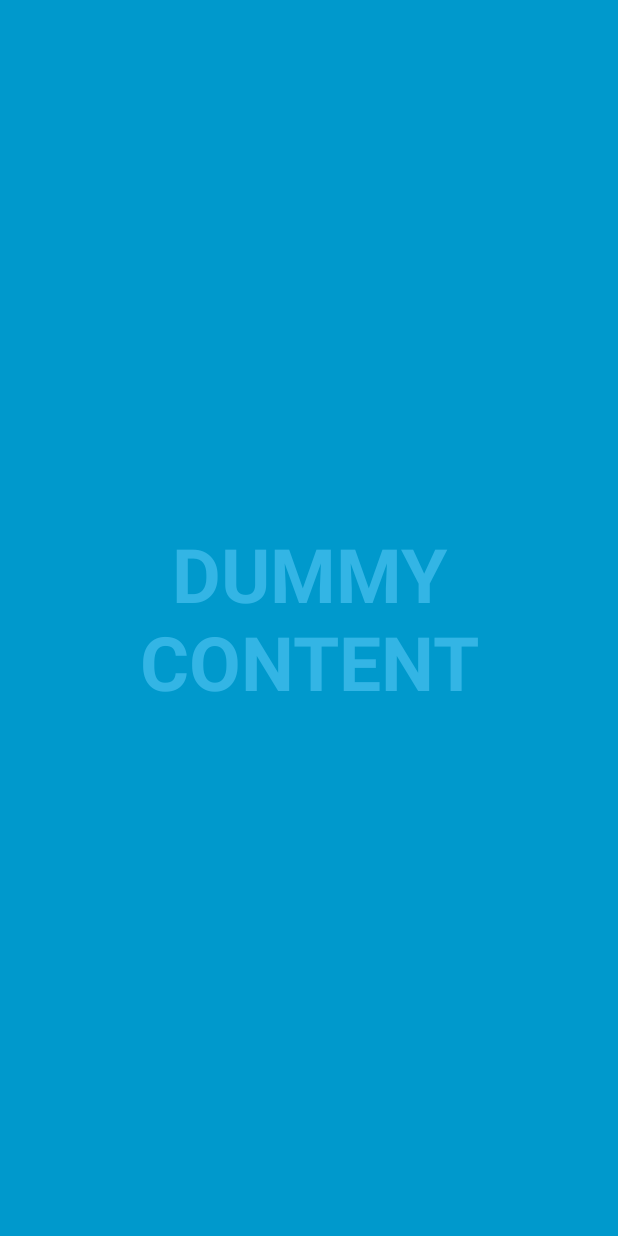
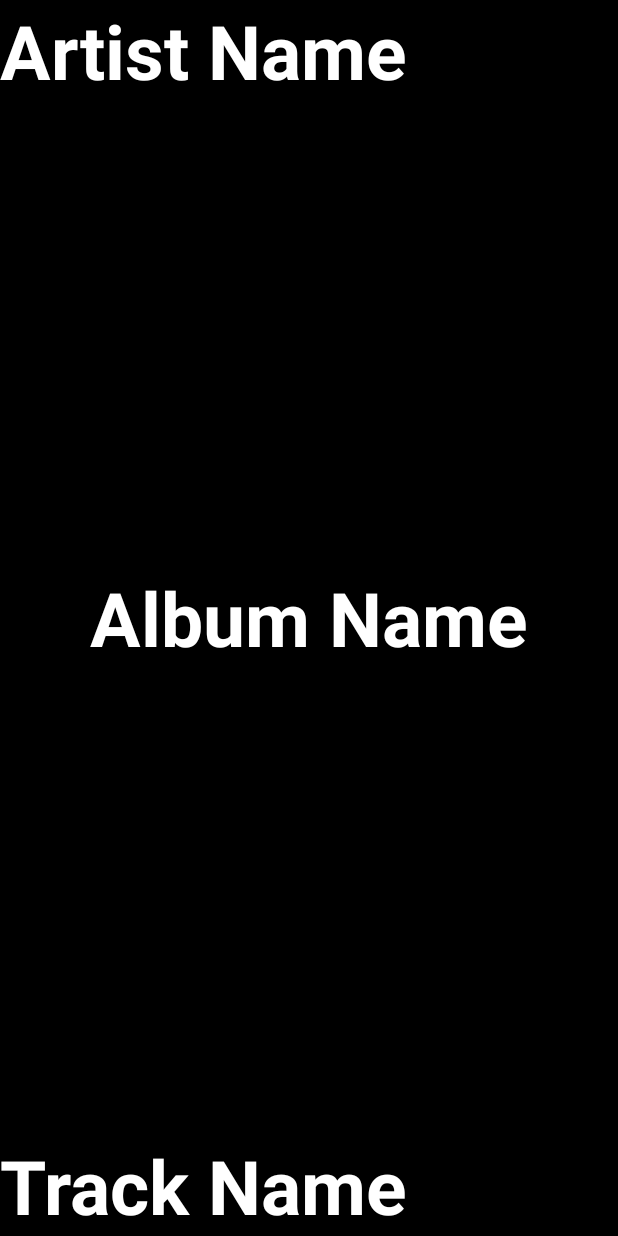
Before and after one commit to ScottAlbertine/WhatsPlaying, an Android app: the screen it shows after launch (FullscreenActivity), on a phone screen of 412 x 824 dp. Run offline under Robolectric (Android 15) with nearby library versions, the phone set to English and light mode, and no system bars.

Commit message:
Strip un-used example code

```diff
--- a/app/src/main/java/com/example/whatsplaying/FullscreenActivity.java
+++ b/app/src/main/java/com/example/whatsplaying/FullscreenActivity.java
@@ -1,87 +1,19 @@
 package com.example.whatsplaying;
 
-import android.annotation.SuppressLint;
+import android.os.Bundle;
 import android.support.v7.app.ActionBar;
 import android.support.v7.app.AppCompatActivity;
-import android.os.Bundle;
-import android.os.Handler;
-import android.view.MotionEvent;
 import android.view.View;
+import android.widget.TextView;
 
 /**
  * An example full-screen activity that shows and hides the system UI (i.e.
  * status bar and navigation/system bar) with user interaction.
  */
 public class FullscreenActivity extends AppCompatActivity {
-	/**
-	 * Whether or not the system UI should be auto-hidden after
-	 * {@link #AUTO_HIDE_DELAY_MILLIS} milliseconds.
-	 */
-	private static final boolean AUTO_HIDE = true;
-
-	/**
-	 * If {@link #AUTO_HIDE} is set, the number of milliseconds to wait after
-	 * user interaction before hiding the system UI.
-	 */
-	private static final int AUTO_HIDE_DELAY_MILLIS = 3000;
-
-	/**
-	 * Some older devices needs a small delay between UI widget updates
-	 * and a change of the status and navigation bar.
-	 */
-	private static final int UI_ANIMATION_DELAY = 300;
-	private final Handler mHideHandler = new Handler();
-	private View mContentView;
-	private final Runnable mHidePart2Runnable = new Runnable() {
-		@SuppressLint("InlinedApi")
-		@Override
-		public void run() {
-			// Delayed removal of status and navigation bar
-
-			// Note that some of these constants are new as of API 16 (Jelly Bean)
-			// and API 19 (KitKat). It is safe to use them, as they are inlined
-			// at compile-time and do nothing on earlier devices.
-			mContentView.setSystemUiVisibility(View.SYSTEM_UI_FLAG_LOW_PROFILE
-											   | View.SYSTEM_UI_FLAG_FULLSCREEN
-											   | View.SYSTEM_UI_FLAG_LAYOUT_STABLE
-											   | View.SYSTEM_UI_FLAG_IMMERSIVE_STICKY
-											   | View.SYSTEM_UI_FLAG_LAYOUT_HIDE_NAVIGATION
-											   | View.SYSTEM_UI_FLAG_HIDE_NAVIGATION);
-		}
-	};
-	private View mControlsView;
-	private final Runnable mShowPart2Runnable = new Runnable() {
-		@Override
-		public void run() {
-			// Delayed display of UI elements
-			ActionBar actionBar = getSupportActionBar();
-			if (actionBar != null) {
-				actionBar.show();
-			}
-			mControlsView.setVisibility(View.VISIBLE);
-		}
-	};
-	private boolean mVisible;
-	private final Runnable mHideRunnable = new Runnable() {
-		@Override
-		public void run() {
-			hide();
-		}
-	};
-	/**
-	 * Touch listener to use for in-layout UI controls to delay hiding the
-	 * system UI. This is to prevent the jarring behavior of controls going away
-	 * while interacting with activity UI.
-	 */
-	private final View.OnTouchListener mDelayHideTouchListener = new View.OnTouchListener() {
-		@Override
-		public boolean onTouch(View view, MotionEvent motionEvent) {
-			if (AUTO_HIDE) {
-				delayedHide(AUTO_HIDE_DELAY_MILLIS);
-			}
-			return false;
-		}
-	};
+	private TextView artistNameView;
+	private TextView albumNameView;
+	private TextView trackNameView;
 
 	@Override
 	protected void onCreate(Bundle savedInstanceState) {
@@ -89,75 +21,24 @@ public class FullscreenActivity extends AppCompatActivity {
 
 		setContentView(R.layout.activity_fullscreen);
 
-		mVisible = true;
-		mControlsView = findViewById(R.id.fullscreen_content_controls);
-		mContentView = findViewById(R.id.fullscreen_content);
-
-
-		// Set up the user interaction to manually show or hide the system UI.
-		mContentView.setOnClickListener(new View.OnClickListener() {
-			@Override
-			public void onClick(View view) {
-				toggle();
-			}
-		});
-
-		// Upon interacting with UI controls, delay any scheduled hide()
-		// operations to prevent the jarring behavior of controls going away
-		// while interacting with the UI.
-		findViewById(R.id.dummy_button).setOnTouchListener(mDelayHideTouchListener);
-	}
-
-	private void toggle() {
-		if (mVisible) {
-			hide();
-		} else {
-			show();
-		}
-	}
-
-	private void hide() {
-		// Hide UI first
-		ActionBar actionBar = getSupportActionBar();
-		if (actionBar != null) {
-			actionBar.hide();
-		}
-		mControlsView.setVisibility(View.GONE);
-		mVisible = false;
-
-		// Schedule a runnable to remove the status and navigation bar after a delay
-		mHideHandler.removeCallbacks(mShowPart2Runnable);
-		mHideHandler.postDelayed(mHidePart2Runnable, UI_ANIMATION_DELAY);
-	}
-
-	@SuppressLint("InlinedApi")
-	private void show() {
-		// Show the system bar
-		mContentView.setSystemUiVisibility(View.SYSTEM_UI_FLAG_LAYOUT_FULLSCREEN
-										   | View.SYSTEM_UI_FLAG_LAYOUT_HIDE_NAVIGATION);
-		mVisible = true;
-
-		// Schedule a runnable to display UI elements after a delay
-		mHideHandler.removeCallbacks(mHidePart2Runnable);
-		mHideHandler.postDelayed(mShowPart2Runnable, UI_ANIMATION_DELAY);
+		artistNameView = findViewById(R.id.artistName);
+		albumNameView = findViewById(R.id.albumName);
+		trackNameView = findViewById(R.id.trackName);
 	}
 
 	@Override
 	protected void onPostCreate(Bundle savedInstanceState) {
 		super.onPostCreate(savedInstanceState);
-
-		// Trigger the initial hide() shortly after the activity has been
-		// created, to briefly hint to the user that UI controls
-		// are available.
-		delayedHide(100);
-	}
-
-	/**
-	 * Schedules a call to hide() in delay milliseconds, canceling any
-	 * previously scheduled calls.
-	 */
-	private void delayedHide(int delayMillis) {
-		mHideHandler.removeCallbacks(mHideRunnable);
-		mHideHandler.postDelayed(mHideRunnable, delayMillis);
+		//go fullscreen
+		ActionBar actionBar = getSupportActionBar();
+		if (actionBar != null) {
+			actionBar.hide();
+		}
+		artistNameView.setSystemUiVisibility(View.SYSTEM_UI_FLAG_LOW_PROFILE
+											 | View.SYSTEM_UI_FLAG_FULLSCREEN
+											 | View.SYSTEM_UI_FLAG_LAYOUT_STABLE
+											 | View.SYSTEM_UI_FLAG_IMMERSIVE_STICKY
+											 | View.SYSTEM_UI_FLAG_LAYOUT_HIDE_NAVIGATION
+											 | View.SYSTEM_UI_FLAG_HIDE_NAVIGATION);
 	}
 }
--- a/app/src/main/res/layout/activity_fullscreen.xml
+++ b/app/src/main/res/layout/activity_fullscreen.xml
@@ -3,45 +3,40 @@
 			 xmlns:tools="http://schemas.android.com/tools"
 			 android:layout_width="match_parent"
 			 android:layout_height="match_parent"
-			 android:background="#0099cc"
+			 android:background="#000000"
 			 tools:context=".FullscreenActivity">
 
 	<!-- The primary full-screen view. This can be replaced with whatever view
          is needed to present your content, e.g. VideoView, SurfaceView,
          TextureView, etc. -->
-	<TextView android:id="@+id/fullscreen_content"
+	<TextView android:id="@+id/artistName"
 			  android:layout_width="match_parent"
 			  android:layout_height="match_parent"
 			  android:keepScreenOn="true"
-			  android:textColor="#33b5e5"
+			  android:textColor="#ffffff"
+			  android:textStyle="bold"
+			  android:textSize="50sp"
+			  android:gravity="top"
+			  android:text="@string/artistName"/>
+
+	<TextView android:id="@+id/albumName"
+			  android:layout_width="match_parent"
+			  android:layout_height="match_parent"
+			  android:keepScreenOn="true"
+			  android:textColor="#ffffff"
 			  android:textStyle="bold"
 			  android:textSize="50sp"
 			  android:gravity="center"
-			  android:text="@string/dummy_content"/>
+			  android:text="@string/albumName"/>
 
-	<!-- This FrameLayout insets its children based on system windows using
-         android:fitsSystemWindows. -->
-	<FrameLayout android:layout_width="match_parent"
-				 android:layout_height="match_parent"
-				 android:fitsSystemWindows="true">
-
-		<LinearLayout android:id="@+id/fullscreen_content_controls"
-					  style="?metaButtonBarStyle"
-					  android:layout_width="match_parent"
-					  android:layout_height="wrap_content"
-					  android:layout_gravity="bottom|center_horizontal"
-					  android:background="@color/black_overlay"
-					  android:orientation="horizontal"
-					  tools:ignore="UselessParent">
-
-			<Button android:id="@+id/dummy_button"
-					style="?metaButtonBarButtonStyle"
-					android:layout_width="0dp"
-					android:layout_height="wrap_content"
-					android:layout_weight="1"
-					android:text="@string/dummy_button"/>
-
-		</LinearLayout>
-	</FrameLayout>
+	<TextView android:id="@+id/trackName"
+			  android:layout_width="match_parent"
+			  android:layout_height="match_parent"
+			  android:keepScreenOn="true"
+			  android:textColor="#ffffff"
+			  android:textStyle="bold"
+			  android:textSize="50sp"
+			  android:gravity="bottom"
+			  android:text="@string/trackName"/>
 
 </FrameLayout>
--- a/app/src/main/res/values/strings.xml
+++ b/app/src/main/res/values/strings.xml
@@ -3,4 +3,7 @@
 
 	<string name="dummy_button">Dummy Button</string>
 	<string name="dummy_content">DUMMY\nCONTENT</string>
+	<string name="artistName">Artist Name</string>
+	<string name="albumName">Album Name</string>
+	<string name="trackName">Track Name</string>
 </resources>
```
